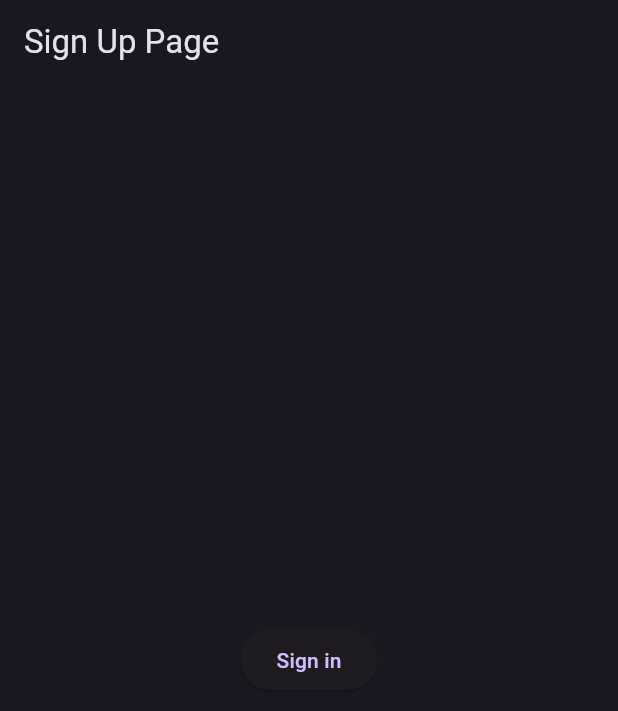
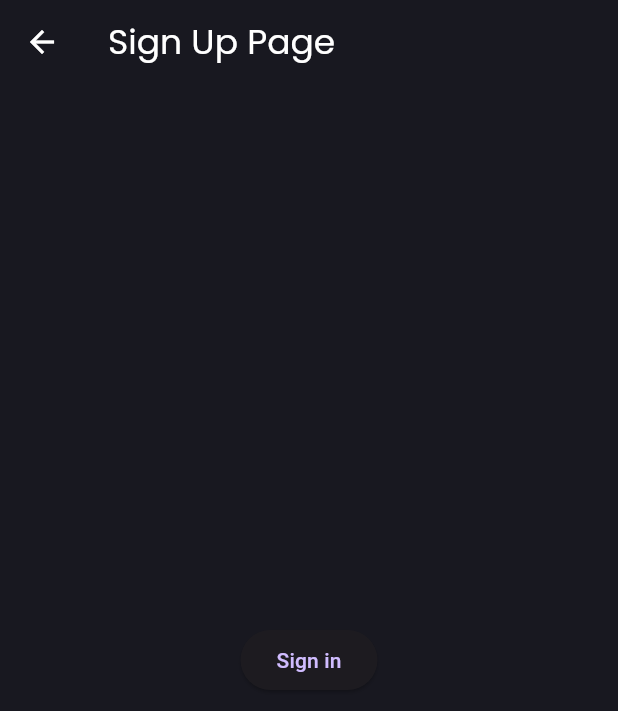
Before and after one commit to dinodtharinda/FashionFlow-flutter, a Flutter app: the SignUpPage screen opened directly, on a phone screen of 412 x 824 dp. Shown: the top 711 px of the screen. Run offline on Flutter 3.47's test engine with Material 3 defaults, Android fonts, the phone set to English and light mode, and no system bars.

Commit message:
create noboardings

```diff
--- a/lib/core/themes/app_pallete.dart
+++ b/lib/core/themes/app_pallete.dart
@@ -1,7 +1,9 @@
 import 'package:flutter/material.dart';
 
 class AppPallete {
-  static const Color backgroundColor = Color.fromRGBO(24, 24, 32, 1);
+  static const Color backgroundColor = Color.fromRGBO(255, 255, 255, 1);
+  static const Color backgroundColorDark = Color.fromRGBO(24, 24, 32, 1);
+
   static const Color gradient1 = Color.fromRGBO(187, 63, 221, 1);
   static const Color gradient2 = Color.fromRGBO(251, 109, 169, 1);
   static const Color gradient3 = Color.fromRGBO(255, 159, 124, 1);
--- a/lib/core/themes/theme.dart
+++ b/lib/core/themes/theme.dart
@@ -1,32 +1,112 @@
+import 'package:flutter/material.dart';
 import './app_pallete.dart';
-import 'package:flutter/material.dart';
 
 class AppTheme {
-  static _border([Color color = AppPallete.borderColor]) => OutlineInputBorder(
-        borderSide: BorderSide(
-          color: color,
-          width: 3,
-        ),
-        borderRadius: BorderRadius.circular(10),
-      );
+  static const String _fontFamily = 'Poppins';
 
-  static final darkThemeMode = ThemeData.dark().copyWith(
-    scaffoldBackgroundColor: AppPallete.backgroundColor,
-    appBarTheme: const AppBarTheme(
-      backgroundColor: AppPallete.backgroundColor,
-    ),
-    chipTheme: const ChipThemeData(
-      color: MaterialStatePropertyAll(
-        AppPallete.backgroundColor,
+  // Define the border decoration for input fields.
+  static OutlineInputBorder _border([Color color = AppPallete.borderColor]) {
+    return OutlineInputBorder(
+      borderSide: BorderSide(
+        color: color,
+        width: 3,
       ),
-      side: BorderSide.none,
-    ),
-    inputDecorationTheme: InputDecorationTheme(
+      borderRadius: BorderRadius.circular(10),
+    );
+  }
+
+  // Input decoration theme to maintain consistency across themes.
+  static InputDecorationTheme _inputDecorationTheme({
+    required Color focusedColor,
+    required Color errorColor,
+  }) {
+    return InputDecorationTheme(
       contentPadding: const EdgeInsets.all(27),
       border: _border(),
       enabledBorder: _border(),
-      focusedBorder: _border(AppPallete.gradient2),
-      errorBorder: _border(AppPallete.errorColor),
+      focusedBorder: _border(focusedColor),
+      errorBorder: _border(errorColor),
+    );
+  }
+
+  // Define the base text theme for common typography.
+  static TextTheme _textTheme(Color textColor) {
+    return TextTheme(
+      bodyMedium: TextStyle(
+        fontFamily: _fontFamily,
+        fontSize: 16,
+        color: textColor,
+      ),
+      headlineSmall: TextStyle(
+        fontFamily: _fontFamily,
+        fontSize: 24,
+        fontWeight: FontWeight.bold,
+        color: textColor,
+      ),
+    );
+  }
+
+  // Define the base chip theme for consistency across themes.
+  static ChipThemeData _chipTheme(Color backgroundColor, Color labelColor) {
+    return ChipThemeData(
+      shape: const StadiumBorder(),
+      backgroundColor: backgroundColor,
+      side: BorderSide.none,
+      labelStyle: TextStyle(
+        fontFamily: _fontFamily,
+        fontSize: 14,
+        color: labelColor,
+      ),
+    );
+  }
+
+  // Define the dark theme mode using the default dark theme.
+  static final ThemeData darkThemeMode = ThemeData(
+    brightness: Brightness.dark,
+    fontFamily: _fontFamily,
+  ).copyWith(
+    scaffoldBackgroundColor: AppPallete.backgroundColorDark,
+    appBarTheme: const AppBarTheme(
+      backgroundColor: AppPallete.backgroundColorDark,
+      elevation: 0,
+      iconTheme: IconThemeData(color: Colors.white),
+      titleTextStyle: TextStyle(
+        fontFamily: _fontFamily,
+        fontSize: 23,
+        color: Colors.white,
+        fontWeight: FontWeight.w400,
+      ),
     ),
+    inputDecorationTheme: _inputDecorationTheme(
+      focusedColor: AppPallete.gradient2,
+      errorColor: AppPallete.errorColor,
+    ),
+    textTheme: _textTheme(Colors.white),
+    chipTheme: _chipTheme(AppPallete.backgroundColor, Colors.white),
+  );
+
+  // Define the light theme mode using the default light theme.
+  static final ThemeData lightThemeMode = ThemeData(
+    brightness: Brightness.light,
+    fontFamily: _fontFamily,
+  ).copyWith(
+    scaffoldBackgroundColor: Colors.white,
+    appBarTheme: const AppBarTheme(
+      backgroundColor: AppPallete.backgroundColor,
+      elevation: 0,
+      iconTheme: IconThemeData(color: Colors.black),
+      titleTextStyle: TextStyle(
+        fontFamily: _fontFamily,
+        fontSize: 23,
+        color: Colors.black,
+        fontWeight: FontWeight.w400,
+      ),
+    ),
+    inputDecorationTheme: _inputDecorationTheme(
+      focusedColor: AppPallete.gradient2,
+      errorColor: AppPallete.errorColor,
+    ),
+    textTheme: _textTheme(Colors.black),
+    chipTheme: _chipTheme(AppPallete.backgroundColor, Colors.black),
   );
 }
--- a/lib/main.dart
+++ b/lib/main.dart
@@ -1,5 +1,6 @@
 import 'package:fashion_flow/core/themes/theme.dart';
 import 'package:fashion_flow/features/auth/presentation/pages/sign_up_page.dart';
+import 'package:fashion_flow/features/onboard/presentation/pages/onboard_page.dart';
 import 'package:flutter/material.dart';
 
 void main() {
@@ -15,7 +16,7 @@ class MainApp extends StatelessWidget {
   Widget build(BuildContext context) {
     return MaterialApp(
       theme: AppTheme.darkThemeMode,
-      home: const SignUpPage(),
+      home: const OnboardPage(),
     );
   }
 }
```
Also changed, not shown: lib/features/onboard/data/datasources/local_data_sources.dart (added, +26 -0 lines), lib/features/onboard/data/models/onboarding_model.dart (added, +9 -0 lines), lib/features/onboard/domain/entites/onboading.dart (added, +11 -0 lines), lib/features/onboard/presentation/pages/onboard_page.dart (added, +120 -0 lines), lib/features/onboard/presentation/widgets/primay_button.dart (added, +39 -0 lines), pubspec.yaml (+13 -0 lines), assets/fonts/Poppins-Bold.ttf (added), assets/fonts/Poppins-Italic.ttf (added), assets/fonts/Poppins-Light.ttf (added), assets/fonts/Poppins-Medium.ttf (added), assets/fonts/Poppins-Regular.ttf (added), assets/fonts/Poppins-Thin.ttf (added), assets/images/onboard-1.jpg (added), assets/images/onboard-2.jpg (added), 1 more files.
